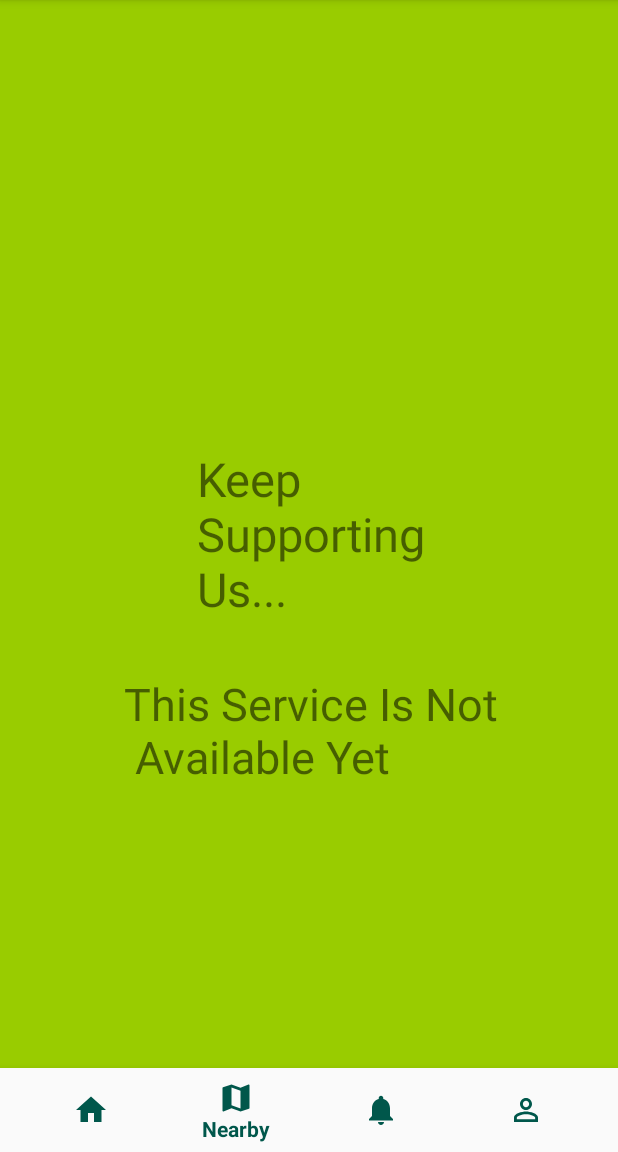
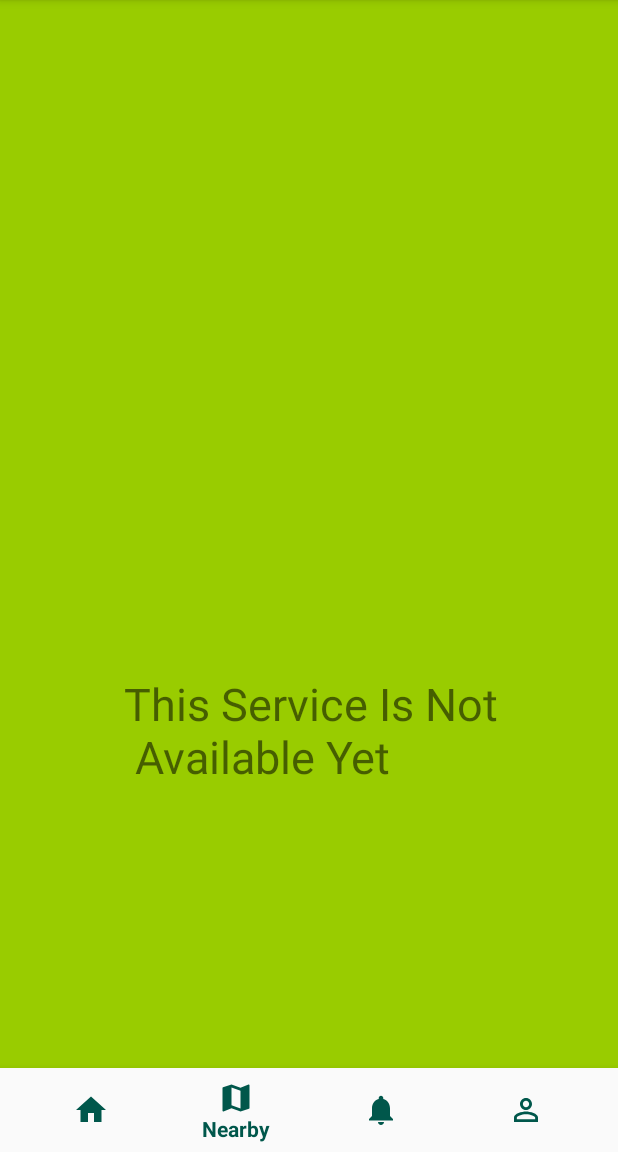
Before and after one commit to KutayDemiray/Who-s-In-, an Android app: the screen it shows after launch (MainActivity), item 2 of the bottom bar chosen, on a phone screen of 412 x 824 dp, the part 84-1236 px from its top. Run offline under Robolectric (Android 15) with nearby library versions, the phone set to English and light mode, and no system bars.

Commit message:
Küçük değişiklikler

```diff
--- a/20200429_WhosIn_v.1.0/app/build.gradle
+++ b/20200429_WhosIn_v.1.0/app/build.gradle
@@ -29,4 +29,5 @@ dependencies {
     testImplementation 'junit:junit:4.12'
     androidTestImplementation 'androidx.test.ext:junit:1.1.0'
     androidTestImplementation 'androidx.test.espresso:espresso-core:3.1.1'
+    implementation 'com.google.android.gms:play-services-maps:17.0.0'
 }
--- a/20200429_WhosIn_v.1.0/app/src/main/java/com/example/whosin/MainActivity.java
+++ b/20200429_WhosIn_v.1.0/app/src/main/java/com/example/whosin/MainActivity.java
@@ -7,6 +7,10 @@ import androidx.annotation.NonNull;
 import androidx.appcompat.app.AppCompatActivity;
 import androidx.fragment.app.Fragment;
 
+import com.example.whosin.data.Fragments.HomeFragment;
+import com.example.whosin.data.Fragments.NearbyFragment;
+import com.example.whosin.data.Fragments.NotificationsFragment;
+import com.example.whosin.data.Fragments.ProfileFragment;
 import com.google.android.material.bottomnavigation.BottomNavigationView;
 
 public class MainActivity extends AppCompatActivity {
--- a/20200429_WhosIn_v.1.0/app/src/main/java/com/example/whosin/HomeFragment.java
+++ b/20200429_WhosIn_v.1.0/app/src/main/java/com/example/whosin/data/Fragments/HomeFragment.java
@@ -1,4 +1,4 @@
-package com.example.whosin;
+package com.example.whosin.data.Fragments;
 
 import android.os.Bundle;
 import android.view.LayoutInflater;
@@ -9,6 +9,8 @@ import androidx.annotation.NonNull;
 import androidx.annotation.Nullable;
 import androidx.fragment.app.Fragment;
 
+import com.example.whosin.R;
+
 public class HomeFragment extends Fragment {
     @Nullable
     @Override
--- a/20200429_WhosIn_v.1.0/app/src/main/java/com/example/whosin/NotificationsFragment.java
+++ b/20200429_WhosIn_v.1.0/app/src/main/java/com/example/whosin/data/Fragments/NotificationsFragment.java
@@ -1,4 +1,4 @@
-package com.example.whosin;
+package com.example.whosin.data.Fragments;
 
 import android.os.Bundle;
 import android.view.LayoutInflater;
@@ -9,6 +9,8 @@ import androidx.annotation.NonNull;
 import androidx.annotation.Nullable;
 import androidx.fragment.app.Fragment;
 
+import com.example.whosin.R;
+
 public class NotificationsFragment extends Fragment {
     @Nullable
     @Override
--- /dev/null
+++ b/20200429_WhosIn_v.1.0/app/src/main/java/com/example/whosin/data/model/Event.java
@@ -0,0 +1,4 @@
+package com.example.whosin.data.model;
+
+public class Event {
+}
--- a/20200429_WhosIn_v.1.0/app/src/main/res/layout/fragment_nearby.xml
+++ b/20200429_WhosIn_v.1.0/app/src/main/res/layout/fragment_nearby.xml
@@ -17,21 +17,19 @@
         android:text="This Service Is Not\n Available Yet"
         android:textSize="30sp" />
 
-    <TextView
-        android:id="@+id/textView2"
+    <com.google.android.gms.maps.MapView
+        android:id="@+id/mapView"
         android:layout_width="wrap_content"
-        android:layout_height="126dp"
-        android:layout_alignParentStart="true"
-        android:layout_alignParentLeft="true"
-        android:layout_alignParentEnd="true"
-        android:layout_alignParentRight="true"
-        android:layout_alignParentBottom="true"
-        android:layout_marginStart="131dp"
-        android:layout_marginLeft="131dp"
-        android:layout_marginEnd="122dp"
-        android:layout_marginRight="122dp"
-        android:layout_marginBottom="288dp"
-        android:text="Keep Supporting Us..."
-        android:textSize="31dp" />
+        android:layout_height="wrap_content" />
+
+    <com.google.android.gms.maps.MapView
+        android:id="@+id/mapView2"
+        android:layout_width="wrap_content"
+        android:layout_height="wrap_content" />
+
+    <com.google.android.gms.maps.MapView
+        android:id="@+id/mapView3"
+        android:layout_width="wrap_content"
+        android:layout_height="wrap_content" />
 
 </RelativeLayout>
--- a/20200429_WhosIn_v.1.0/build.gradle
+++ b/20200429_WhosIn_v.1.0/build.gradle
@@ -7,7 +7,7 @@ buildscript {
 
     }
     dependencies {
-        classpath 'com.android.tools.build:gradle:3.5.3'
+        classpath 'com.android.tools.build:gradle:3.6.1'
 
         // NOTE: Do not place your application dependencies here; they belong
         // in the individual module build.gradle files
```
Also changed, not shown: 20200429_WhosIn_v.1.0/app/src/main/java/com/example/whosin/data/Fragments/NearbyFragment.java (renamed from 20200429_WhosIn_v.1.0/app/src/main/java/com/example/whosin/ProfileFragment.java, +5 -3 lines), 20200429_WhosIn_v.1.0/app/src/main/java/com/example/whosin/data/Fragments/ProfileFragment.java (renamed from 20200429_WhosIn_v.1.0/app/src/main/java/com/example/whosin/NearbyFragment.java, +5 -3 lines), 20200429_WhosIn_v.1.0/app/src/main/java/com/example/whosin/data/model/LoggedInUser.java (+18 -9 lines), 20200429_WhosIn_v.1.0/gradle/wrapper/gradle-wrapper.properties.
